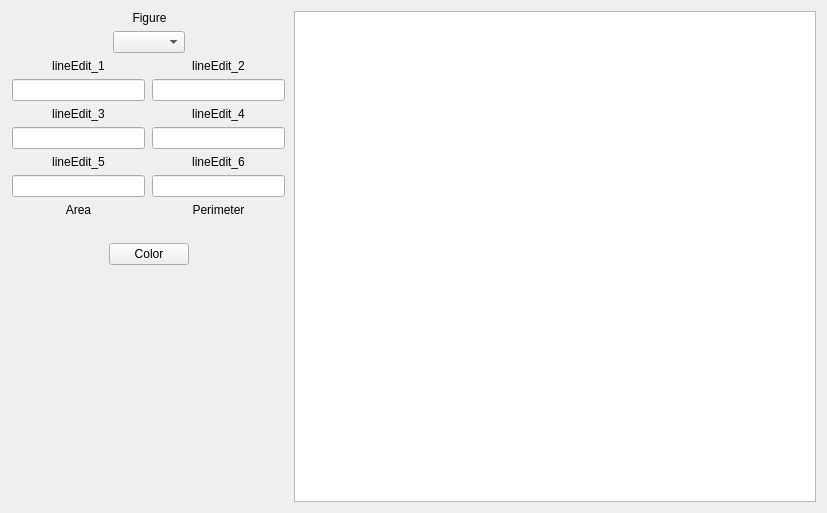
Above: GUI/widget.ui from kudroma/SimpleApplication before the change. Below: the same form after it.
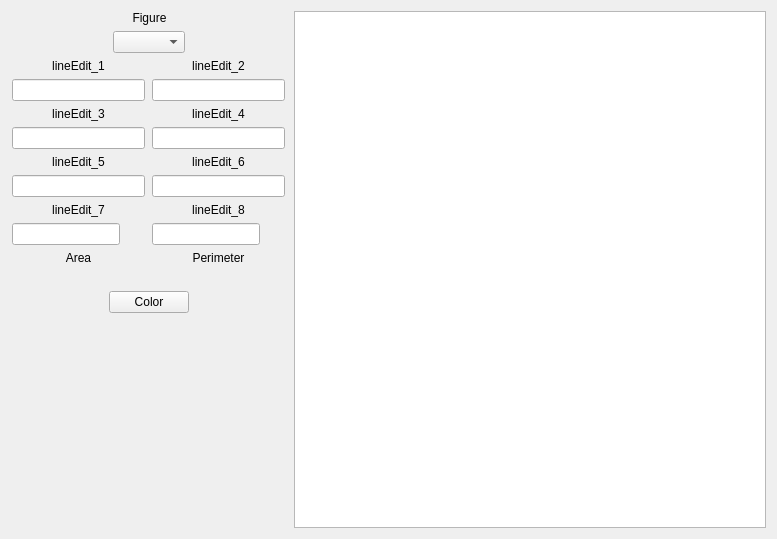
That is the form after the change.

```diff
--- a/GUI/widget.ui
+++ b/GUI/widget.ui
@@ -6,8 +6,8 @@
    <rect>
     <x>0</x>
     <y>0</y>
-    <width>827</width>
-    <height>513</height>
+    <width>777</width>
+    <height>539</height>
    </rect>
   </property>
   <property name="windowTitle">
@@ -15,9 +15,12 @@
   </property>
   <layout class="QHBoxLayout" name="horizontalLayout_3">
    <item>
-    <layout class="QVBoxLayout" name="verticalLayout_11">
+    <layout class="QVBoxLayout" name="verticalLayout_13">
+     <property name="sizeConstraint">
+      <enum>QLayout::SetFixedSize</enum>
+     </property>
      <item>
-      <layout class="QVBoxLayout" name="verticalLayout_10">
+      <layout class="QVBoxLayout" name="verticalLayout_12">
        <property name="sizeConstraint">
         <enum>QLayout::SetFixedSize</enum>
        </property>
@@ -441,6 +444,96 @@
           </layout>
          </item>
          <item row="3" column="0">
+          <layout class="QVBoxLayout" name="verticalLayout_11">
+           <property name="sizeConstraint">
+            <enum>QLayout::SetFixedSize</enum>
+           </property>
+           <item>
+            <widget class="QLabel" name="label_7">
+             <property name="sizePolicy">
+              <sizepolicy hsizetype="Fixed" vsizetype="Fixed">
+               <horstretch>0</horstretch>
+               <verstretch>0</verstretch>
+              </sizepolicy>
+             </property>
+             <property name="minimumSize">
+              <size>
+               <width>133</width>
+               <height>0</height>
+              </size>
+             </property>
+             <property name="maximumSize">
+              <size>
+               <width>133</width>
+               <height>16777215</height>
+              </size>
+             </property>
+             <property name="text">
+              <string>lineEdit_7</string>
+             </property>
+             <property name="alignment">
+              <set>Qt::AlignCenter</set>
+             </property>
+            </widget>
+           </item>
+           <item>
+            <widget class="QLineEdit" name="lineEdit_7">
+             <property name="sizePolicy">
+              <sizepolicy hsizetype="Fixed" vsizetype="Fixed">
+               <horstretch>0</horstretch>
+               <verstretch>0</verstretch>
+              </sizepolicy>
+             </property>
+            </widget>
+           </item>
+          </layout>
+         </item>
+         <item row="3" column="1">
+          <layout class="QVBoxLayout" name="verticalLayout_10">
+           <property name="sizeConstraint">
+            <enum>QLayout::SetFixedSize</enum>
+           </property>
+           <item>
+            <widget class="QLabel" name="label_8">
+             <property name="sizePolicy">
+              <sizepolicy hsizetype="Fixed" vsizetype="Fixed">
+               <horstretch>0</horstretch>
+               <verstretch>0</verstretch>
+              </sizepolicy>
+             </property>
+             <property name="minimumSize">
+              <size>
+               <width>133</width>
+               <height>0</height>
+              </size>
+             </property>
+             <property name="maximumSize">
+              <size>
+               <width>133</width>
+               <height>16777215</height>
+              </size>
+             </property>
+             <property name="text">
+              <string>lineEdit_8</string>
+             </property>
+             <property name="alignment">
+              <set>Qt::AlignCenter</set>
+             </property>
+            </widget>
+           </item>
+           <item>
+            <widget class="QLineEdit" name="lineEdit_8">
+             <property name="sizePolicy">
+              <sizepolicy hsizetype="Fixed" vsizetype="Fixed">
+               <horstretch>0</horstretch>
+               <verstretch>0</verstretch>
+              </sizepolicy>
+             </property>
+            </widget>
+           </item>
+          </layout>
+         </item>
+         <item row="4" column="0">
           <layout class="QVBoxLayout" name="verticalLayout_8">
            <property name="sizeConstraint">
             <enum>QLayout::SetFixedSize</enum>
@@ -500,7 +593,7 @@
            </item>
           </layout>
          </item>
-         <item row="3" column="1">
+         <item row="4" column="1">
           <layout class="QVBoxLayout" name="verticalLayout_7">
            <property name="sizeConstraint">
             <enum>QLayout::SetFixedSize</enum>
@@ -624,7 +717,7 @@
        <property name="sizeHint" stdset="0">
         <size>
          <width>20</width>
-         <height>228</height>
+         <height>178</height>
         </size>
        </property>
       </spacer>
```
